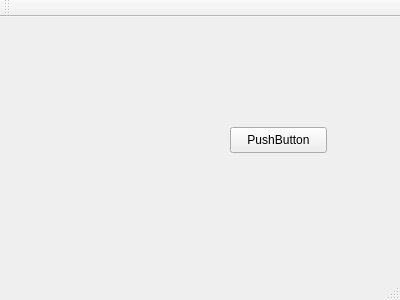
First picture: the form in widgetci/mainwindow.ui, repository eminfedar/widgetci, before the edit.
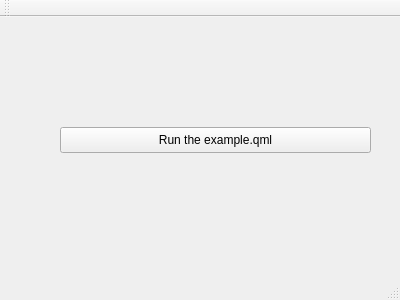
Second picture: the form after the edit.

Commit message: Major Update (Using QML+JS in widgets, Example widget added, first stable working app template)

Diff of the .ui file:
```diff
--- a/widgetci/mainwindow.ui
+++ b/widgetci/mainwindow.ui
@@ -17,14 +17,14 @@
    <widget class="QPushButton" name="pushButton">
     <property name="geometry">
      <rect>
-      <x>230</x>
+      <x>60</x>
       <y>110</y>
-      <width>97</width>
+      <width>311</width>
       <height>26</height>
      </rect>
     </property>
     <property name="text">
-     <string>PushButton</string>
+     <string>Run the example.qml</string>
     </property>
    </widget>
   </widget>
```
The commit also changes 8 other files.
